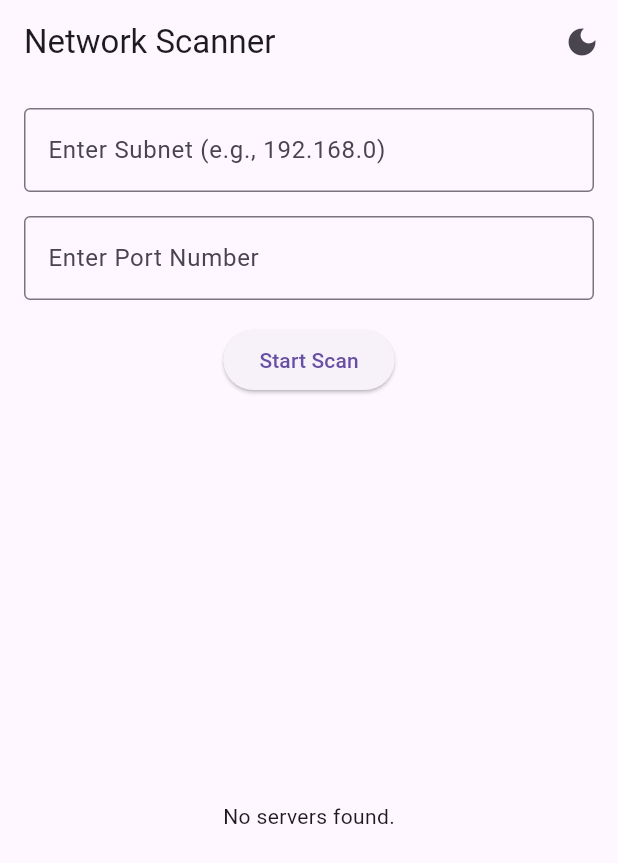
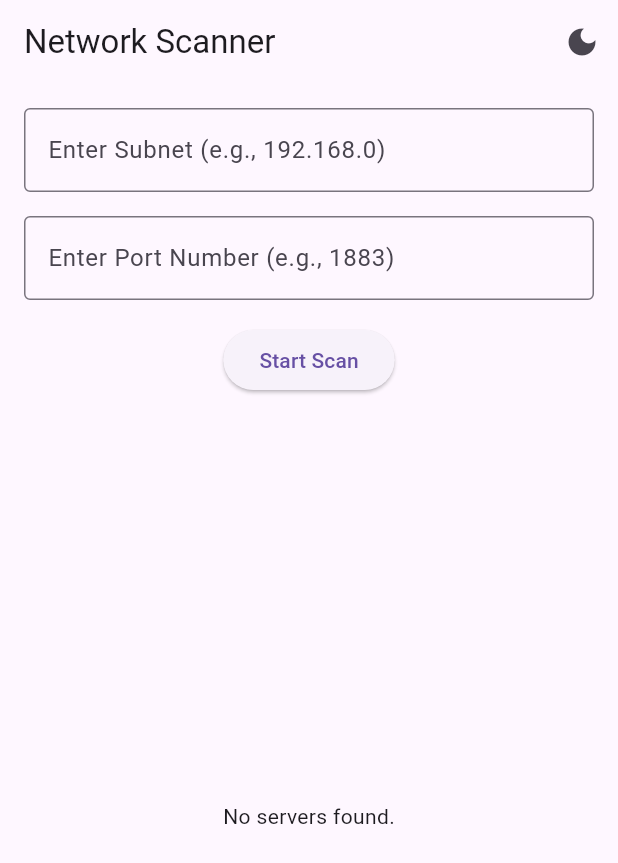
Before and after one commit to huozce/mqttmobile, a Flutter app: the screen it shows after launch, on a phone screen of 412 x 824 dp. Shown: the top 863 px of the screen. Run offline on Flutter 3.47's test engine with Material 3 defaults, Android fonts, the light colour scheme and no system bars; missing offline and left inert: mqtt_client.

Commit message:
Çeşitli değişimler yapıldı ya da yapılmadı

```diff
--- a/lib/mqtt_service.dart
+++ b/lib/mqtt_service.dart
@@ -37,10 +37,10 @@ class MqttService {
         zort = payload;
         String tag = jsonDecode(payload)["tag"].toString();
         List<String> splittedTag = tag.split("/");
-        String ID = c[0].topic;
+        List<String> id = c[0].topic.split("/");
         String value = jsonDecode(payload)["value"].toString();
         _handleMessage(
-            ID + ":" + splittedTag.last, value.isEmpty ? "Null" : value);
+            id.first + " " + splittedTag.last, value.isEmpty ? "Null" : value);
       });
     } catch (e) {
       print('Exception: $e');
--- a/lib/network_scanner.dart
+++ b/lib/network_scanner.dart
@@ -23,18 +23,18 @@ class _NetworkScannerState extends State<NetworkScanner> {
           TextField(
             controller: _subnetController,
             keyboardType: TextInputType.number,
-            decoration: InputDecoration(
+            decoration: const InputDecoration(
               labelText: 'Enter Subnet (e.g., 192.168.0)',
               border: OutlineInputBorder(),
             ),
             onSubmitted: (_) => _startScan(),
           ),
-          SizedBox(height: 16),
+          const SizedBox(height: 16),
           TextField(
             controller: _portController,
             keyboardType: TextInputType.number,
-            decoration: InputDecoration(
-              labelText: 'Enter Port Number',
+            decoration: const InputDecoration(
+              labelText: 'Enter Port Number (e.g., 1883)',
               border: OutlineInputBorder(),
             ),
             onSubmitted: (_) => _startScan(),
```
